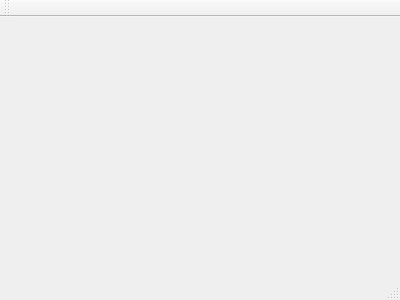
This is cs245_final_project/mainwindow.ui in bradleyrgriffin/CS245-Final-Project as Qt 5 draws it before an edit. The edited form follows.
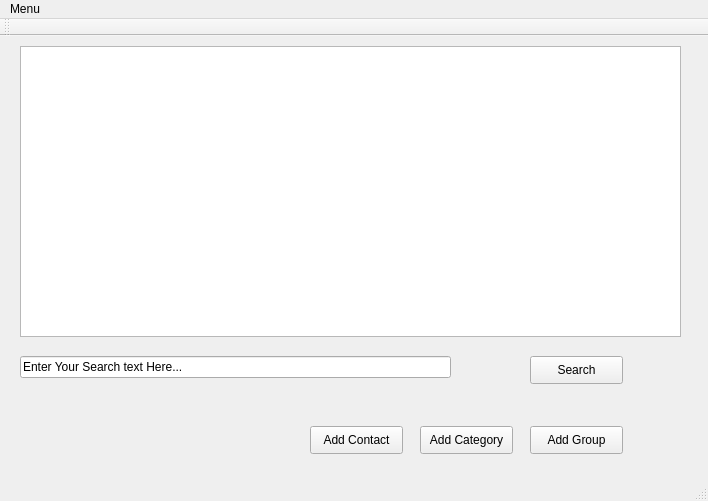
This is the edited form.

Diff of the .ui file:
```diff
--- a/cs245_final_project/mainwindow.ui
+++ b/cs245_final_project/mainwindow.ui
@@ -1,24 +1,136 @@
 <ui version="4.0">
  <class>MainWindow</class>
- <widget class="QMainWindow" name="MainWindow" >
-  <property name="geometry" >
+ <widget class="QMainWindow" name="MainWindow">
+  <property name="geometry">
    <rect>
     <x>0</x>
     <y>0</y>
-    <width>400</width>
-    <height>300</height>
+    <width>708</width>
+    <height>501</height>
    </rect>
   </property>
   <property name="windowTitle" >
    <string>MainWindow</string>
   </property>
-  <widget class="QMenuBar" name="menuBar" />
-  <widget class="QToolBar" name="mainToolBar" />
-  <widget class="QWidget" name="centralWidget" />
-  <widget class="QStatusBar" name="statusBar" />
+  <widget class="QWidget" name="centralWidget">
+   <widget class="QPushButton" name="addCategoryButton">
+    <property name="geometry">
+     <rect>
+      <x>420</x>
+      <y>390</y>
+      <width>93</width>
+      <height>28</height>
+     </rect>
+    </property>
+    <property name="text">
+     <string>Add Category</string>
+    </property>
+   </widget>
+   <widget class="QPushButton" name="addContactButton">
+    <property name="geometry">
+     <rect>
+      <x>310</x>
+      <y>390</y>
+      <width>93</width>
+      <height>28</height>
+     </rect>
+    </property>
+    <property name="text">
+     <string>Add Contact</string>
+    </property>
+   </widget>
+   <widget class="QPushButton" name="addGroupButton">
+    <property name="geometry">
+     <rect>
+      <x>530</x>
+      <y>390</y>
+      <width>93</width>
+      <height>28</height>
+     </rect>
+    </property>
+    <property name="text">
+     <string>Add Group</string>
+    </property>
+   </widget>
+   <widget class="QTableView" name="searchContactTable">
+    <property name="geometry">
+     <rect>
+      <x>20</x>
+      <y>10</y>
+      <width>661</width>
+      <height>291</height>
+     </rect>
+    </property>
+   </widget>
+   <widget class="QLineEdit" name="searchBar">
+    <property name="geometry">
+     <rect>
+      <x>20</x>
+      <y>320</y>
+      <width>431</width>
+      <height>22</height>
+     </rect>
+    </property>
+    <property name="toolTip">
+     <string/>
+    </property>
+    <property name="whatsThis">
+     <string/>
+    </property>
+    <property name="text">
+     <string>Enter Your Search text Here...</string>
+    </property>
+   </widget>
+   <widget class="QPushButton" name="searchButton">
+    <property name="geometry">
+     <rect>
+      <x>530</x>
+      <y>320</y>
+      <width>93</width>
+      <height>28</height>
+     </rect>
+    </property>
+    <property name="text">
+     <string>Search</string>
+    </property>
+   </widget>
+  </widget>
+  <widget class="QMenuBar" name="menuBar">
+   <property name="geometry">
+    <rect>
+     <x>0</x>
+     <y>0</y>
+     <width>708</width>
+     <height>26</height>
+    </rect>
+   </property>
+   <widget class="QMenu" name="menuSearch_Contacts">
+    <property name="title">
+     <string>Menu</string>
+    </property>
+    <addaction name="actionExit"/>
+   </widget>
+   <addaction name="menuSearch_Contacts"/>
+  </widget>
+  <widget class="QToolBar" name="mainToolBar">
+   <attribute name="toolBarArea">
+    <enum>TopToolBarArea</enum>
+   </attribute>
+   <attribute name="toolBarBreak">
+    <bool>false</bool>
+   </attribute>
+  </widget>
+  <widget class="QStatusBar" name="statusBar"/>
+  <action name="actionExit">
+   <property name="text">
+    <string>Exit</string>
+   </property>
+   <property name="shortcut">
+    <string>Esc</string>
+   </property>
+  </action>
  </widget>
- <layoutDefault spacing="6" margin="11" />
- <pixmapfunction></pixmapfunction>
+ <layoutdefault spacing="6" margin="11"/>
  <resources/>
  <connections/>
 </ui>
```
Left out of the diff: 3 changed lines with no effect on the pictures.
